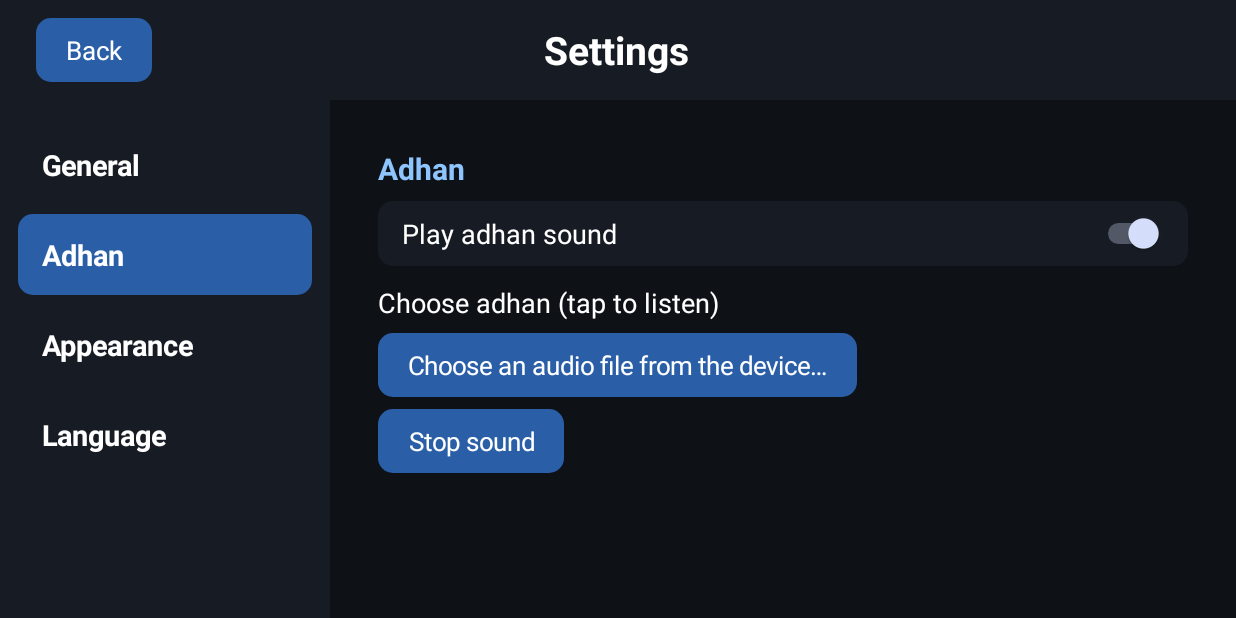
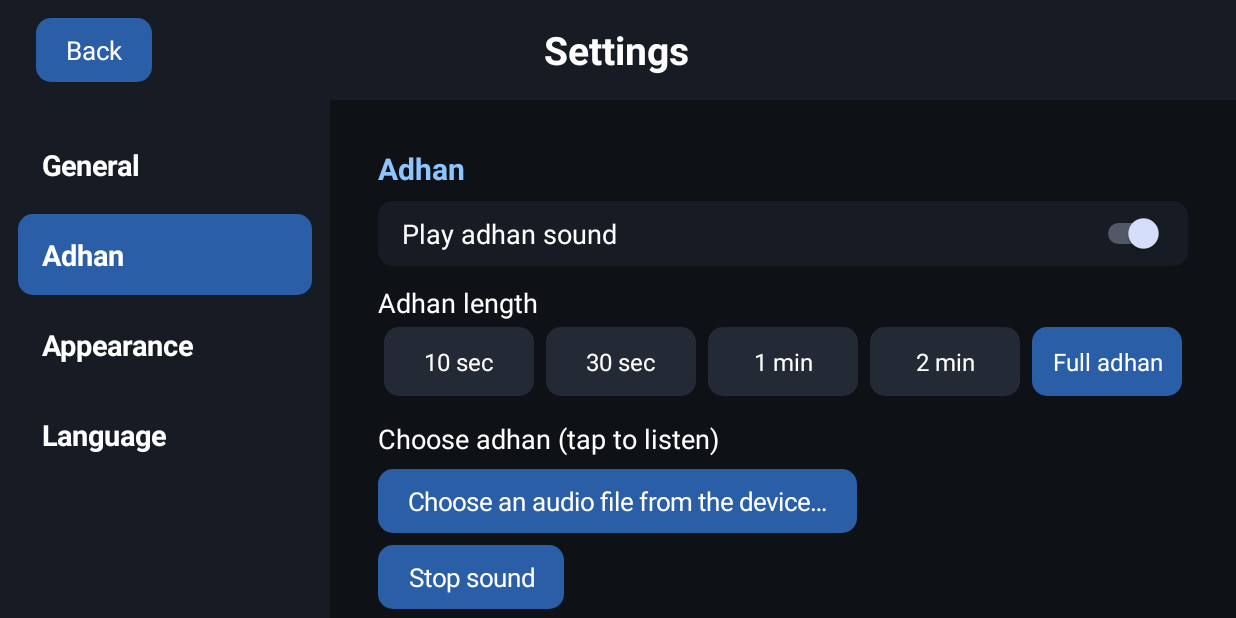
Before and after one commit to mbnetworku/Prayer.time., an Android app: the SettingsActivity screen opened directly, with no data from a screen before it, after a tap on "Adhan", on a phone screen of 824 x 412 dp (held sideways). Run offline under Robolectric (Android 15) with nearby library versions, the phone set to English and light mode, and no system bars; 1 statement that could not run was skipped; 1 other tap on this screen came first.

Commit message:
Adhan length setting; region list as inline drop-down
Co-Authored-By: Claude Opus 5.5 <noreply@anthropic.com>
Claude-Session: https://claude.ai/code/session_015wFRZXDJVBjB1Fn1Frbamn

```diff
--- a/app/src/main/java/com/prayertime/tv/AdhanPlayer.kt
+++ b/app/src/main/java/com/prayertime/tv/AdhanPlayer.kt
@@ -32,7 +32,7 @@ class AdhanPlayer(private val ctx: Context) {
                     setOnCompletionListener { stop() }
                     start()
                 }
-                if (player != null) return
+                if (player != null) { limitLength(); return }
             } catch (_: Exception) { }
         }
         chime()
@@ -63,11 +63,18 @@ class AdhanPlayer(private val ctx: Context) {
                 prepare()
                 start()
             }
+            limitLength()
             return
         } catch (_: Exception) {
             player?.release(); player = null
         }
         chime()
+    }
+
+    /** Stops the adhan after the length chosen in settings (pref azanLen, seconds; 0 = full adhan). */
+    private fun limitLength() {
+        val sec = ctx.getSharedPreferences("prayer", Context.MODE_PRIVATE).getInt("azanLen", 0)
+        if (sec > 0) handler.postDelayed({ stop() }, sec * 1000L)
     }
 
     private fun chime() {
--- a/app/src/main/java/com/prayertime/tv/SettingsActivity.kt
+++ b/app/src/main/java/com/prayertime/tv/SettingsActivity.kt
@@ -116,6 +116,39 @@ class SettingsActivity : Activity() {
         paint()
     }
 
+    /** Inline drop-down: shows the current value; clicking opens the list inside the page (no pop-up). */
+    private fun dropdown(body: LinearLayout, label: String, items: List<String>,
+                         selected: () -> Int, onPick: (Int) -> Unit) {
+        body.addView(text(label, 18f), LinearLayout.LayoutParams(-1, -2).apply { topMargin = dp(12) })
+        val head = TextView(this).apply {
+            textSize = 17f; setTextColor(Color.WHITE); setPadding(dp(16), dp(12), dp(16), dp(12))
+            background = round(Color.parseColor("#232A35")); isClickable = true; isFocusable = true
+        }
+        fun refresh() { head.text = items[selected().coerceIn(0, items.size - 1)] + "   ▼" }
+        refresh()
+        val list = LinearLayout(this).apply {
+            orientation = LinearLayout.VERTICAL; visibility = View.GONE
+            background = round(cardBg); setPadding(dp(8), dp(8), dp(8), dp(8))
+        }
+        val views = ArrayList<TextView>()
+        fun paint() {
+            val sel = selected()
+            views.forEachIndexed { i, v -> v.background = if (i == sel) round(Color.parseColor("#2A5FA8")) else null }
+        }
+        items.forEachIndexed { i, label2 ->
+            val v = TextView(this).apply {
+                text = label2; textSize = 16f; setTextColor(Color.WHITE)
+                setPadding(dp(16), dp(10), dp(16), dp(10)); isClickable = true; isFocusable = true
+                setOnClickListener { onPick(i); refresh(); list.visibility = View.GONE }
+            }
+            views += v
+            list.addView(v, LinearLayout.LayoutParams(-1, -2))
+        }
+        head.setOnClickListener { paint(); list.visibility = if (list.visibility == View.GONE) View.VISIBLE else View.GONE }
+        body.addView(head, LinearLayout.LayoutParams(-1, -2))
+        body.addView(list, LinearLayout.LayoutParams(-1, -2).apply { topMargin = dp(4) })
+    }
+
     private fun chipGroup(body: LinearLayout, label: String, items: List<String>, perRow: Int,
                           selected: () -> Int, onPick: (Int) -> Unit) {
         body.addView(text(label, 18f), LinearLayout.LayoutParams(-1, -2).apply { topMargin = dp(12) })
@@ -220,7 +253,7 @@ class SettingsActivity : Activity() {
 
     private fun pageGeneral(body: LinearLayout) {
         section(body, t("عام", "General"))
-        chipGroup(body, t("المنطقة", "Region"), Regions.all.map { if (isAr) it.nameAr else it.nameEn }, 3,
+        dropdown(body, t("المنطقة", "Region"), Regions.all.map { if (isAr) it.nameAr else it.nameEn },
             { prefs.getInt("region", 0) }) { pos -> edit { putInt("region", pos) } }
         row(body, t("نظام 24 ساعة", "24-hour clock"), switchOf("h24", false))
         row(body, t("عرض المواقيت فقط (إخفاء التاريخ والساعة)", "Show prayer times only (hide dates and clock)"),
@@ -233,6 +266,13 @@ class SettingsActivity : Activity() {
     private fun pageAdhan(body: LinearLayout) {
         section(body, t("الأذان", "Adhan"))
         row(body, t("تشغيل صوت الأذان", "Play adhan sound"), switchOf("sound", true))
+        val lengths = listOf(10, 30, 60, 120, 0)
+        chipGroup(body, t("مدة الأذان", "Adhan length"),
+            listOf(t("10 ثوانٍ", "10 sec"), t("30 ثانية", "30 sec"), t("دقيقة", "1 min"),
+                t("دقيقتان", "2 min"), t("الأذان كاملاً", "Full adhan")), 5,
+            { lengths.indexOf(prefs.getInt("azanLen", 0)).coerceAtLeast(0) }) { pos ->
+            edit { putInt("azanLen", lengths[pos]) }
+        }
         body.addView(text(t("اختيار الأذان (اضغط للاستماع)", "Choose adhan (tap to listen)"), 18f),
             LinearLayout.LayoutParams(-1, -2).apply { topMargin = dp(12) })
         azanBox = LinearLayout(this).apply { orientation = LinearLayout.VERTICAL }
```
Also changed, not shown: 1 other file.
